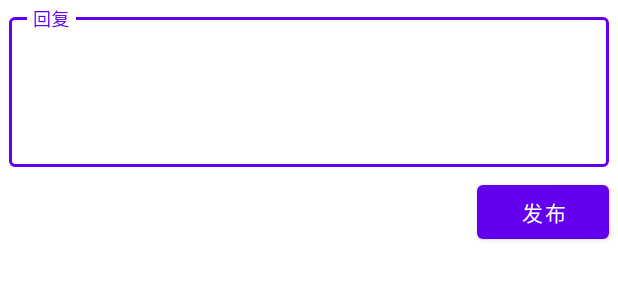
After one commit to thePianyu/flarum-android, an Android app: the layout reply_bottom_sheet.xml on its own in the app's theme, with its tools: preview values and no code run, on a phone screen of 412 x 824 dp. The commit adds this screen. Shown: the top 300 px of the screen. Run offline under Robolectric (Android 15) with nearby library versions, the phone set to English and light mode, and no system bars; network calls fail.

Commit message:
讨论页支持分享和回复

```diff
--- a/app/src/main/java/cn/duoduo/flarum/network/RetrofitClient.kt
+++ b/app/src/main/java/cn/duoduo/flarum/network/RetrofitClient.kt
@@ -12,7 +12,7 @@ object RetrofitClient {
         client.create(FlarumService::class.java)
     }
 
-    private const val BASE_URL = "https://pianyu.org/"
+    const val BASE_URL = "https://pianyu.org/"
 
     private val client: Retrofit by lazy {
 
--- /dev/null
+++ b/app/src/main/res/layout/reply_bottom_sheet.xml
@@ -0,0 +1,41 @@
+<?xml version="1.0" encoding="utf-8"?>
+<androidx.constraintlayout.widget.ConstraintLayout
+        xmlns:android="http://schemas.android.com/apk/res/android"
+        xmlns:app="http://schemas.android.com/apk/res-auto"
+        android:layout_width="match_parent"
+        android:layout_height="wrap_content"
+        app:layout_behavior="com.google.android.material.bottomsheet.BottomSheetBehavior">
+
+    <com.google.android.material.textfield.TextInputLayout
+            android:id="@+id/textInputLayout"
+            app:layout_constraintStart_toStartOf="parent"
+            app:layout_constraintTop_toTopOf="parent"
+            app:layout_constraintEnd_toEndOf="parent"
+            android:layout_width="match_parent"
+            android:layout_height="wrap_content"
+            android:layout_marginTop="@dimen/dp_6"
+            android:layout_marginStart="@dimen/dp_6"
+            android:layout_marginEnd="@dimen/dp_6"
+            android:hint="@string/reply"
+            style="@style/Widget.MaterialComponents.TextInputLayout.OutlinedBox"
+    >
+
+        <com.google.android.material.textfield.TextInputEditText
+                android:gravity="top|start"
+                android:minHeight="@dimen/dp_100"
+                android:layout_width="match_parent"
+                android:layout_height="wrap_content"/>
+
+    </com.google.android.material.textfield.TextInputLayout>
+
+    <com.google.android.material.button.MaterialButton
+            android:id="@+id/btn_submit"
+            android:text="@string/submit"
+            android:layout_width="wrap_content"
+            android:layout_height="wrap_content"
+            app:layout_constraintTop_toBottomOf="@+id/textInputLayout"
+            app:layout_constraintEnd_toEndOf="parent"
+            android:layout_marginTop="@dimen/dp_6"
+            android:layout_marginEnd="@dimen/dp_6"/>
+
+</androidx.constraintlayout.widget.ConstraintLayout>
--- a/app/src/main/res/values/strings.xml
+++ b/app/src/main/res/values/strings.xml
@@ -10,4 +10,6 @@
     <string name="bookmark">收藏</string>
     <string name="share">分享</string>
     <string name="back">返回</string>
+    <string name="reply">回复</string>
+    <string name="submit">发布</string>
 </resources>
```
Also changed, not shown: app/src/main/java/cn/duoduo/flarum/ui/discussion/DiscussionActivity.kt (+16 -20 lines), app/src/main/java/cn/duoduo/flarum/ui/discussion/ReplyBottomSheet.kt (added, +21 -0 lines).
